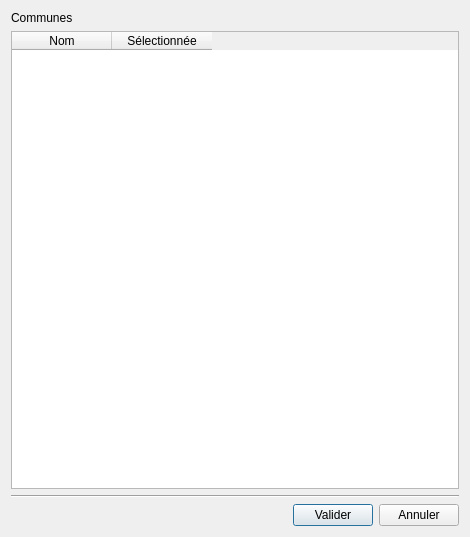
infogeo54/SMC, file smc_dialog_base.ui: the form before one commit.
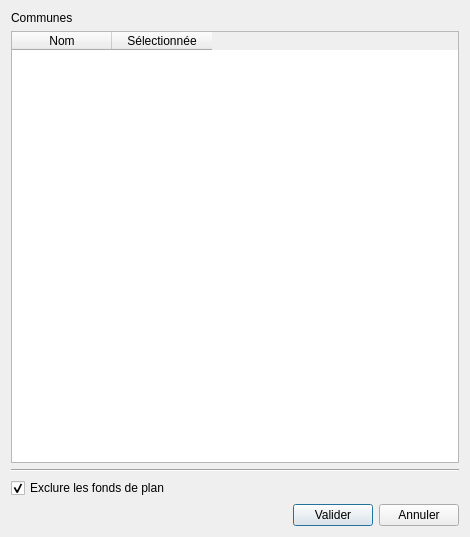
The form after the commit.

Commit message:
Plugin/UI - User can select to exclude basemaps
There is now a checkbox to allow the user not to exclude basemaps because they can be needed

What changed in the file:
```diff
--- a/smc_dialog_base.ui
+++ b/smc_dialog_base.ui
@@ -48,6 +48,23 @@
        </property>
       </widget>
      </item>
+     <item>
+      <layout class="QHBoxLayout" name="horizontalLayout">
+       <item>
+        <widget class="QCheckBox" name="cb_exclude">
+         <property name="text">
+          <string>Exclure les fonds de plan</string>
+         </property>
+         <property name="checked">
+          <bool>true</bool>
+         </property>
+         <property name="tristate">
+          <bool>false</bool>
+         </property>
+        </widget>
+       </item>
+      </layout>
+     </item>
      <item>
       <layout class="QHBoxLayout" name="lyt_buttons">
        <item>
```
The commit also changes 1 other file.
